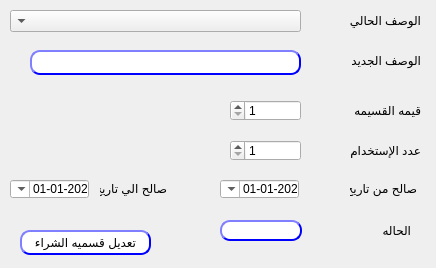
Old version of the form presentation/voucher_ui/modifyPromVoucher.ui in the repository shymaa123456/HyperPOS2020.
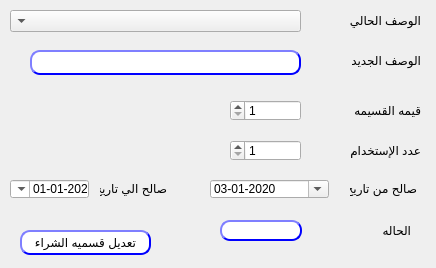
New version of the form.

Commit message: modify promotion voucher

What changed in the file:
```diff
--- a/presentation/voucher_ui/modifyPromVoucher.ui
+++ b/presentation/voucher_ui/modifyPromVoucher.ui
@@ -164,35 +164,6 @@
     <bool>true</bool>
    </property>
   </widget>
-  <widget class="QDateTimeEdit" name="Qdate_from">
-   <property name="geometry">
-    <rect>
-     <x>220</x>
-     <y>180</y>
-     <width>79</width>
-     <height>18</height>
-    </rect>
-   </property>
-   <property name="layoutDirection">
-    <enum>Qt::RightToLeft</enum>
-   </property>
-   <property name="minimumDateTime">
-    <datetime>
-     <hour>0</hour>
-     <minute>0</minute>
-     <second>0</second>
-     <year>2020</year>
-     <month>1</month>
-     <day>1</day>
-    </datetime>
-   </property>
-   <property name="displayFormat">
-    <string>yyyy-MM-dd</string>
-   </property>
-   <property name="calendarPopup">
-    <bool>true</bool>
-   </property>
-  </widget>
   <widget class="QDoubleSpinBox" name="LE_maxCount">
    <property name="geometry">
     <rect>
@@ -383,6 +354,32 @@
                                     </string>
    </property>
   </widget>
+  <widget class="QDateEdit" name="Qdate_from">
+   <property name="geometry">
+    <rect>
+     <x>210</x>
+     <y>180</y>
+     <width>119</width>
+     <height>18</height>
+    </rect>
+   </property>
+   <property name="layoutDirection">
+    <enum>Qt::LeftToRight</enum>
+   </property>
+   <property name="displayFormat">
+    <string>dd-MM-yyyy</string>
+   </property>
+   <property name="calendarPopup">
+    <bool>true</bool>
+   </property>
+   <property name="date">
+    <date>
+     <year>2020</year>
+     <month>1</month>
+     <day>3</day>
+    </date>
+   </property>
+  </widget>
  </widget>
  <resources/>
  <connections/>
```
The commit also changes 2 other files.
